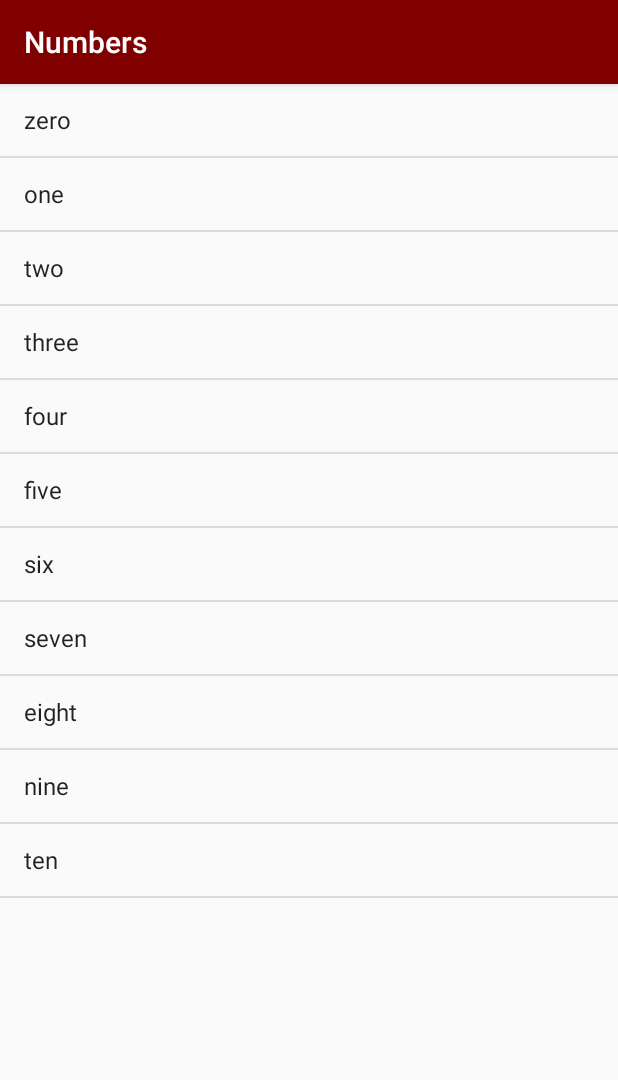
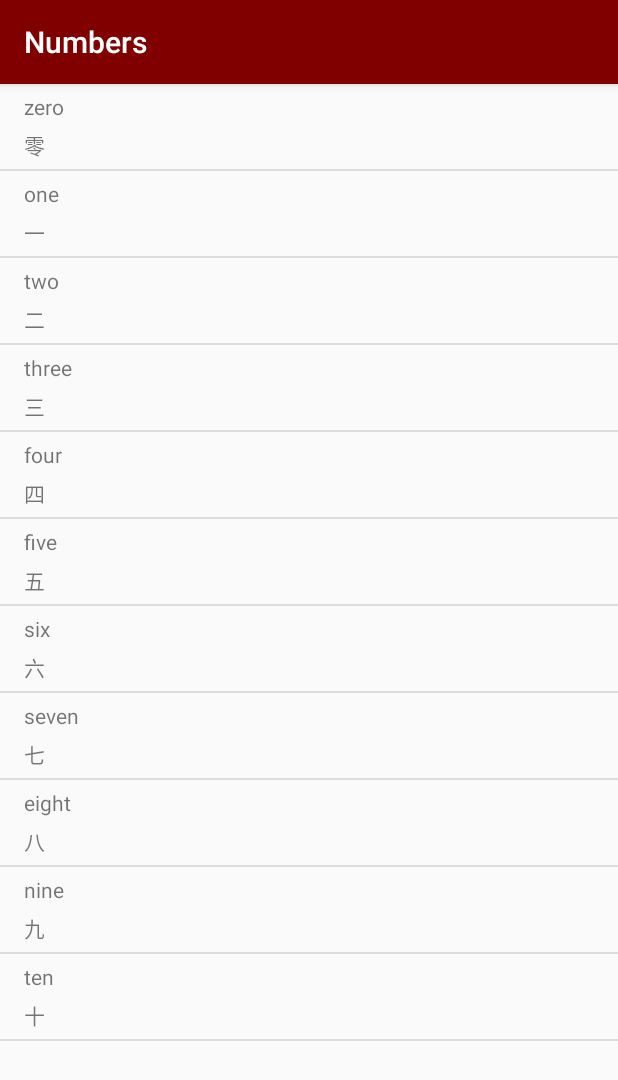
Before and after one commit to ConnieJChi/ChineseLearner, an Android app: the NumbersActivity screen opened directly, with no data from a screen before it, on a phone screen of 412 x 824 dp. Shown: the top 1080 px of the screen. Run offline under Robolectric (Android 15) with nearby library versions, the phone set to English and light mode, and no system bars.

Commit message:
Added the words and definitions for NumbersActivity.

```diff
--- a/app/src/main/java/com/example/android/chineselearner/NumbersActivity.java
+++ b/app/src/main/java/com/example/android/chineselearner/NumbersActivity.java
@@ -21,33 +21,30 @@ public class NumbersActivity extends AppCompatActivity {
         setContentView(R.layout.activity_numbers);
 
 
-        ArrayList<String> numArr = new ArrayList<String>();
+        ArrayList<Word> numArr = new ArrayList ();
 
-        numArr.add("zero");
-        numArr.add("one");
-        numArr.add("two");
-        numArr.add("three");
-        numArr.add("four");
-        numArr.add("five");
-        numArr.add("six");
-        numArr.add("seven");
-        numArr.add("eight");
-        numArr.add("nine");
-        numArr.add("ten");
+        numArr.add(new Word("zero", "零"));
+        numArr.add(new Word("one", "一"));
+        numArr.add(new Word("two", "二"));
+        numArr.add(new Word("three", "三"));
+        numArr.add(new Word("four", "四"));
+        numArr.add(new Word("five", "五"));
+        numArr.add(new Word("six", "六"));
+        numArr.add(new Word("seven", "七"));
+        numArr.add(new Word("eight", "八"));
+        numArr.add(new Word("nine", "九"));
+        numArr.add(new Word("ten", "十"));
 
-//        for (int i = 0; i <= 10; i++) {
-//            Log.v("ColorsActivity", "word at index " + i + " is " + numArr.get(i));
-//        }
+//        WordAdapter flavorAdapter = new WordAdapter(this, numArr);
+//
+//        // Get a reference to the ListView, and attach the adapter to the listView.
+//        ListView listView = (ListView) findViewById(R.id.rootView);
+//        listView.setAdapter(flavorAdapter);
 
-//        ListView root = (ListView) this.findViewById(R.id.rootView);
-//        for (int i= 0; i < numArr.size(); i++) {
-//            TextView zero = new TextView(this);
-//            zero.setText(numArr.get(i));
-//            root.addView(zero);
-//        }
-        ArrayAdapter<String> itemsAdapter = new ArrayAdapter<String>(this, android.R.layout.simple_list_item_1, numArr);
+        WordAdapter adapter = new WordAdapter(this, numArr);
+
         ListView listView = (ListView) findViewById(R.id.rootView);
-        listView.setAdapter(itemsAdapter);
 
+        listView.setAdapter(adapter);
     }
 }
--- /dev/null
+++ b/app/src/main/java/com/example/android/chineselearner/Word.java
@@ -0,0 +1,17 @@
+package com.example.android.chineselearner;
+
+public class Word {
+    private String englishWord;
+    private String chineseWord;
+
+    Word(String e, String c) {
+        englishWord = e;
+        chineseWord = c;
+    }
+    public String getDefaultTranslation() {
+        return englishWord;
+    }
+    public String getChineseTranslation() {
+        return chineseWord;
+    }
+}
--- /dev/null
+++ b/app/src/main/java/com/example/android/chineselearner/WordAdapter.java
@@ -0,0 +1,41 @@
+package com.example.android.chineselearner;
+
+import android.app.Activity;
+import android.content.Context;
+import android.support.annotation.NonNull;
+import android.support.annotation.Nullable;
+import android.text.Layout;
+import android.view.LayoutInflater;
+import android.view.View;
+import android.view.ViewGroup;
+import android.widget.ArrayAdapter;
+import android.widget.ImageView;
+import android.widget.TextView;
+
+import java.util.ArrayList;
+
+public class WordAdapter extends ArrayAdapter<Word>{
+
+    public WordAdapter(Activity context, ArrayList<Word> wordList) {
+        super(context, 0, wordList);
+    }
+
+
+    @Override
+    public View getView(int position, @Nullable View convertView, @NonNull ViewGroup parent) {
+        View listItemView = convertView;
+        if(listItemView == null) {
+            listItemView = LayoutInflater.from(getContext()).inflate(
+                    R.layout.listview_layout, parent, false);
+        }
+        Word currentWord = getItem(position);
+
+        TextView english = listItemView.findViewById(R.id.first);
+        english.setText(currentWord.getDefaultTranslation());
+
+        TextView chinese = listItemView.findViewById(R.id.second);
+        chinese.setText(currentWord.getChineseTranslation());
+
+        return listItemView;
+    }
+}
--- a/app/src/main/res/layout/activity_numbers.xml
+++ b/app/src/main/res/layout/activity_numbers.xml
@@ -1,6 +1,5 @@
 <?xml version="1.0" encoding="utf-8"?>
 <ListView xmlns:android="http://schemas.android.com/apk/res/android"
-    xmlns:app="http://schemas.android.com/apk/res-auto"
     android:id="@+id/rootView"
     xmlns:tools="http://schemas.android.com/tools"
     android:layout_width="match_parent"
--- /dev/null
+++ b/app/src/main/res/layout/listview_layout.xml
@@ -0,0 +1,25 @@
+<?xml version="1.0" encoding="utf-8"?>
+<LinearLayout
+    xmlns:android="http://schemas.android.com/apk/res/android"
+    android:layout_width="match_parent"
+    xmlns:tools="http://schemas.android.com/tools"
+    android:layout_height="match_parent"
+    android:orientation="vertical">
+
+    <TextView
+        android:id="@+id/first"
+        tools:text="Penguins"
+        android:layout_marginTop="5dp"
+        android:layout_marginLeft="16dp"
+        android:layout_marginBottom="5dp"
+        android:layout_width="wrap_content"
+        android:layout_height="wrap_content" />
+
+    <TextView
+        android:id="@+id/second"
+        tools:text="Second"
+        android:layout_marginLeft="16dp"
+        android:layout_marginBottom="5dp"
+        android:layout_width="wrap_content"
+        android:layout_height="wrap_content" />
+</LinearLayout>
```
